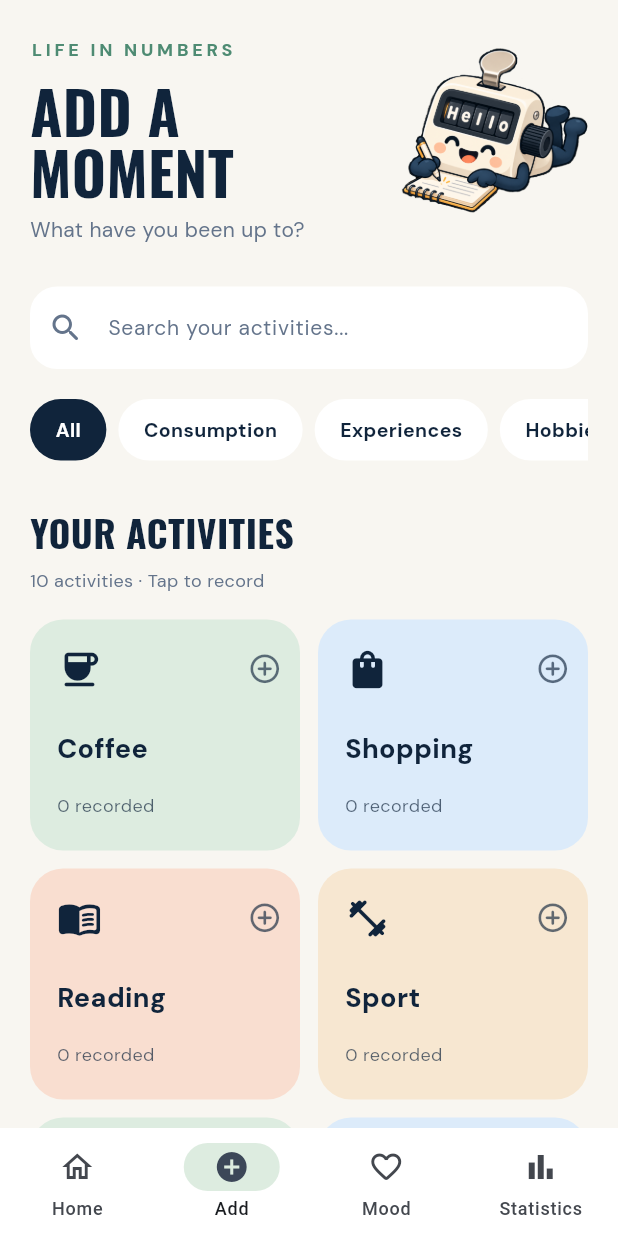
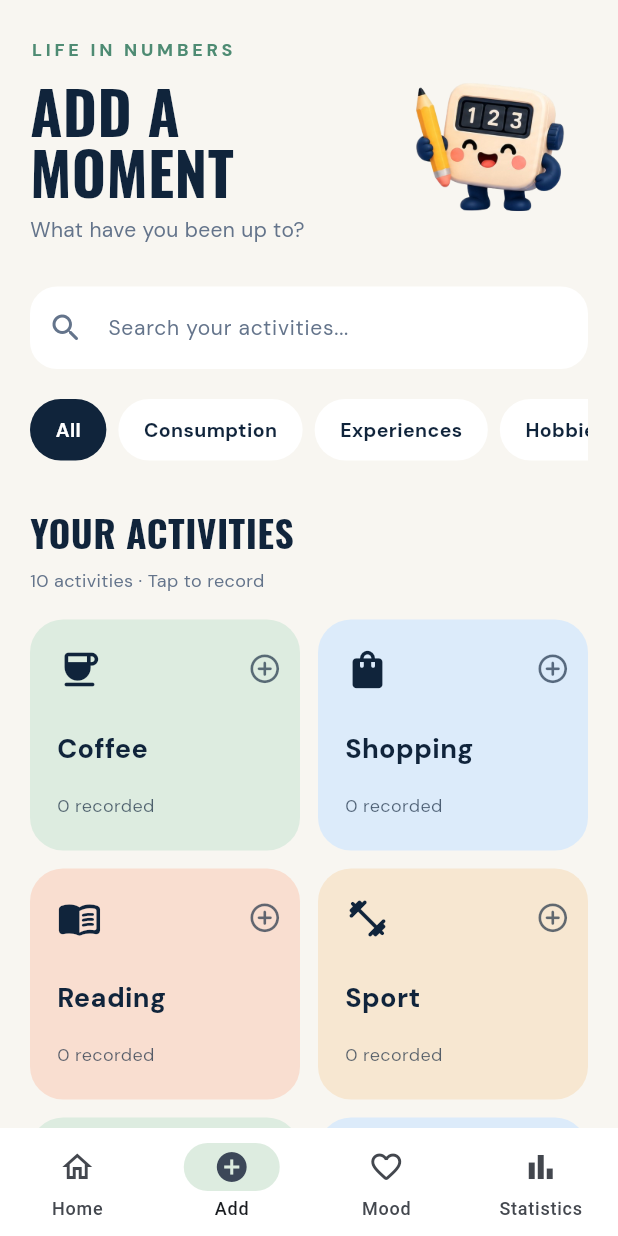
Before and after one commit to FranciscoRodrigues94/app-life-in-numbers, a Flutter app: the MainPage screen opened directly, after a tap on "See all", on a phone screen of 412 x 824 dp. Run offline on Flutter 3.47's test engine with Material 3 defaults, Android fonts, the phone set to English and light mode, and no system bars; our stand-ins replace google_fonts, shared_preferences; accounts and stored records are empty.

Commit message:
feat: Update Life in Numbers mascot design and welcome animation

```diff
--- a/lib/widgets/mascot_widget.dart
+++ b/lib/widgets/mascot_widget.dart
@@ -11,9 +11,8 @@ class MascotWidget extends StatefulWidget {
   State<MascotWidget> createState() => _MascotWidgetState();
 }
 
-class _MascotWidgetState extends State<MascotWidget> with TickerProviderStateMixin {
+class _MascotWidgetState extends State<MascotWidget> with SingleTickerProviderStateMixin {
   late final AnimationController _idleController;
-  late final AnimationController _waveController;
 
   @override
   void initState() {
@@ -22,23 +21,18 @@ class _MascotWidgetState extends State<MascotWidget> with TickerProviderStateMix
       vsync: this,
       duration: const Duration(milliseconds: 2400),
     )..repeat();
-    _waveController = AnimationController(
-      vsync: this,
-      duration: const Duration(milliseconds: 1700),
-    )..forward();
   }
 
   @override
   void dispose() {
     _idleController.dispose();
-    _waveController.dispose();
     super.dispose();
   }
 
   Widget _layer(String name) {
     return Image.asset(
       'assets/mascot/$name.png',
-      fit: BoxFit.contain,
+      fit: BoxFit.fill,
       gaplessPlayback: true,
       errorBuilder: (context, error, stackTrace) {
         debugPrint('Mascot asset error ($name): $error');
@@ -47,19 +41,12 @@ class _MascotWidgetState extends State<MascotWidget> with TickerProviderStateMix
     );
   }
 
-  Widget _animatedArm(String name, double angle, Alignment origin) {
+  Widget _animatedPart(String name, double angle, Alignment origin) {
     return Transform.rotate(
       angle: angle,
       alignment: origin,
       child: _layer(name),
     );
-  }
-
-  double _waveAngle(double progress) {
-    if (progress <= 0 || progress >= 1) return 0;
-    final envelope = math.sin(progress * math.pi);
-    final oscillation = math.sin(progress * 4 * math.pi);
-    return envelope * (0.12 + oscillation * 0.10);
   }
 
   @override
@@ -68,25 +55,31 @@ class _MascotWidgetState extends State<MascotWidget> with TickerProviderStateMix
       width: widget.size,
       height: widget.size,
       child: AnimatedBuilder(
-        animation: Listenable.merge([_idleController, _waveController]),
+        animation: _idleController,
         builder: (context, child) {
           final phase = _idleController.value * 2 * math.pi;
-          final breathing = math.sin(phase) * 2;
-          final armAngle = math.sin(phase) * 0.035;
-          final waveAngle = _waveAngle(_waveController.value);
+          final breathing = math.sin(phase) * 1.2;
+          final leftArmWave = math.sin(phase) * 0.025;
+          final rightArmSwing = math.sin(phase) * 0.065;
 
           return Transform.translate(
             offset: Offset(0, breathing),
             child: Stack(
               fit: StackFit.expand,
               children: [
-                _layer('left_leg'),
-                _layer('right_leg'),
-                _animatedArm('left_arm', armAngle + waveAngle, const Alignment(0.60, 0.25)),
-                _animatedArm('right_arm', -armAngle, const Alignment(0.55, 0.20)),
-                _layer('body'),
-                _layer('side_knob'),
-                _layer('top_button'),
+                _layer('Left_Leg'),
+                _layer('Right_Leg'),
+                _animatedPart(
+                  'Left_Arm',
+                  leftArmWave,
+                  const Alignment(0.10, 0.10),
+                ),
+                _animatedPart(
+                  'Right_Arm',
+                  rightArmSwing,
+                  const Alignment(0.50, 0.27),
+                ),
+                _layer('Main_Body'),
               ],
             ),
           );
```
Also changed, not shown: assets/mascot/Main_Body.png (added), assets/mascot/body.png (deleted), assets/mascot/left_arm.png, assets/mascot/left_leg.png, assets/mascot/mascot_feel.png, assets/mascot/mascot_stats.png, assets/mascot/mascot_writing.png, assets/mascot/right_arm.png, assets/mascot/right_leg.png, assets/mascot/side_knob.png (deleted), assets/mascot/top_button.png (deleted), 2 other files.
